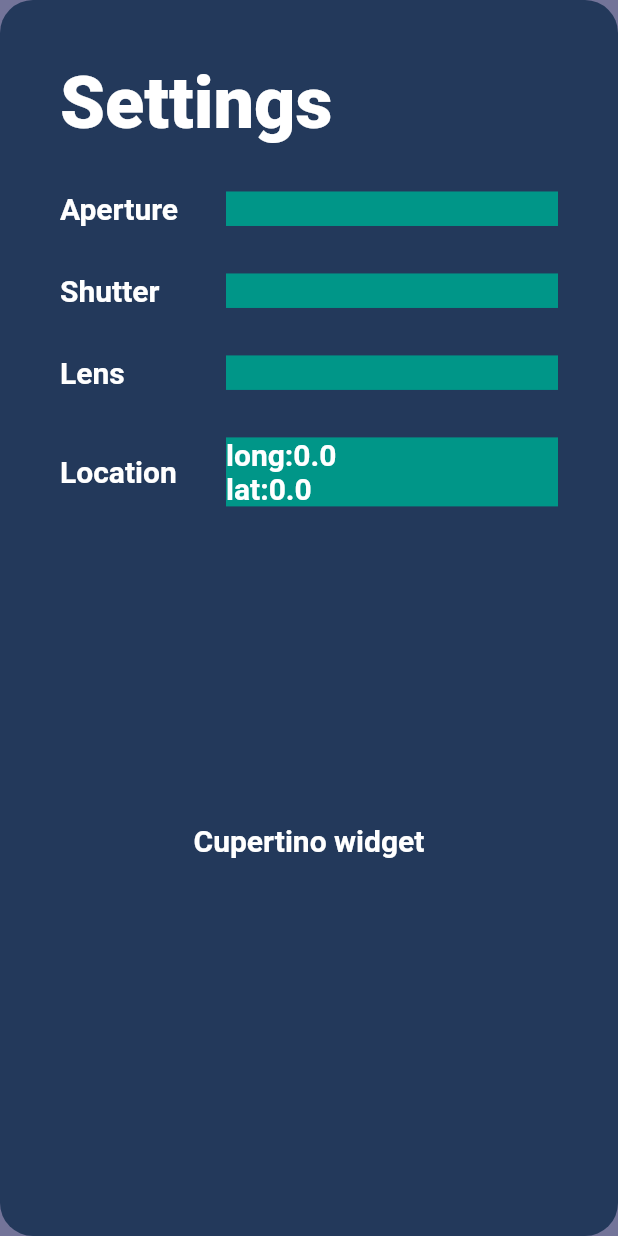
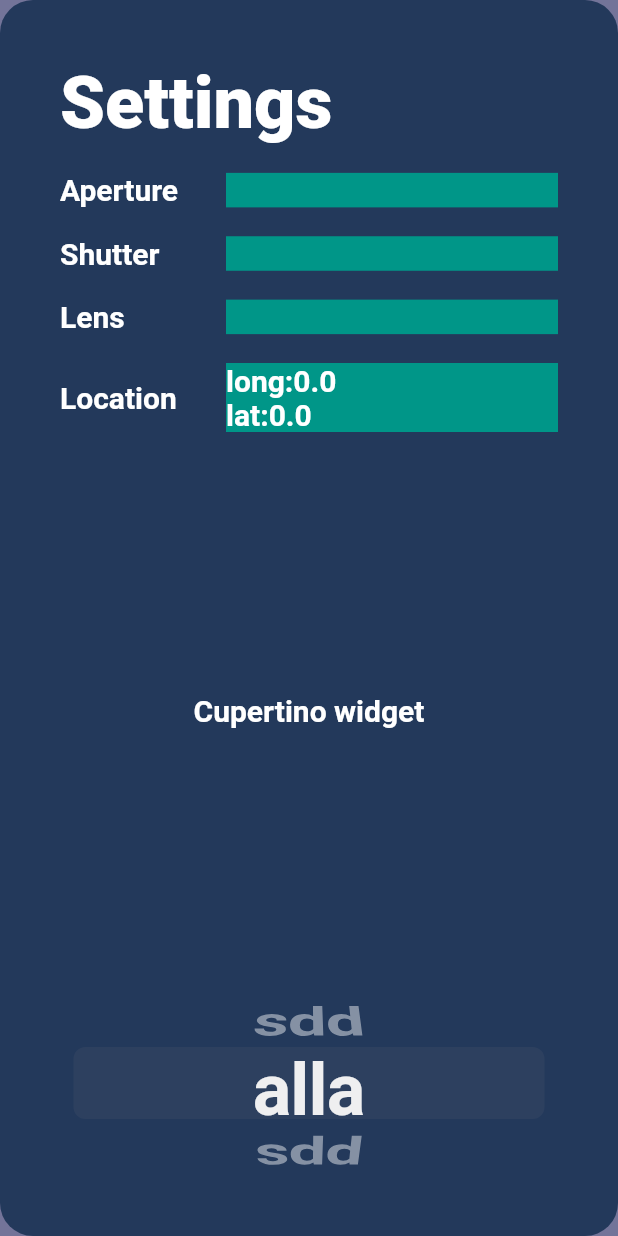
Before and after one commit to SteveTangO/film_camera_helper, a Flutter app: the SettingScreen screen opened directly, on a phone screen of 412 x 824 dp. Run offline on Flutter 3.47's test engine with Material 2 defaults, Android fonts, the phone set to English and light mode, and no system bars; our stand-ins replace animated_text_kit, geolocator, google_fonts, google_maps_flutter; missing offline and left inert: dotenv, flutter_widgets.

Commit message:
added cupertinopicker

```diff
--- a/lib/screens/setting_screen.dart
+++ b/lib/screens/setting_screen.dart
@@ -6,6 +6,7 @@ import 'package:geolocator/geolocator.dart';
 import 'package:film_camera_campanion/utilities/constants.dart';
 
 import '../utilities/constants.dart';
+import 'package:flutter/cupertino.dart';
 
 class SettingScreen extends StatefulWidget {
   @override
@@ -63,20 +64,9 @@ class _SettingScreenState extends State<SettingScreen> {
                               ),
                               Expanded(
                                 child: Container(
-                                  child: Text("",style: kbodytextstyle,),
-                                  color: Colors.teal,
-                                ),
-                                flex: 2,
-                              )
-                            ],
-                          ),
-                          Row(
-                            children: <Widget>[
-                              Expanded(child: Text("Shutter ",style: kbodytextstyle,),flex: 1,),
-                              Expanded(
-                                child: Container(
                                   child: Text(
-                                    "", style: kbodytextstyle,
+                                    "",
+                                    style: kbodytextstyle,
                                   ),
                                   color: Colors.teal,
                                 ),
@@ -86,11 +76,18 @@ class _SettingScreenState extends State<SettingScreen> {
                           ),
                           Row(
                             children: <Widget>[
-                              Expanded(child: Text("Lens ",style: kbodytextstyle,),flex: 1,),
+                              Expanded(
+                                child: Text(
+                                  "Shutter ",
+                                  style: kbodytextstyle,
+                                ),
+                                flex: 1,
+                              ),
                               Expanded(
                                 child: Container(
                                   child: Text(
-                                    "", style: kbodytextstyle,
+                                    "",
+                                    style: kbodytextstyle,
                                   ),
                                   color: Colors.teal,
                                 ),
@@ -100,7 +97,34 @@ class _SettingScreenState extends State<SettingScreen> {
                           ),
                           Row(
                             children: <Widget>[
-                              Expanded(child: Text("Location ",style: kbodytextstyle,),flex: 1,),
+                              Expanded(
+                                child: Text(
+                                  "Lens ",
+                                  style: kbodytextstyle,
+                                ),
+                                flex: 1,
+                              ),
+                              Expanded(
+                                child: Container(
+                                  child: Text(
+                                    "",
+                                    style: kbodytextstyle,
+                                  ),
+                                  color: Colors.teal,
+                                ),
+                                flex: 2,
+                              )
+                            ],
+                          ),
+                          Row(
+                            children: <Widget>[
+                              Expanded(
+                                child: Text(
+                                  "Location ",
+                                  style: kbodytextstyle,
+                                ),
+                                flex: 1,
+                              ),
                               Expanded(
                                 child: Container(
                                   child: Text(
@@ -118,8 +142,38 @@ class _SettingScreenState extends State<SettingScreen> {
                     ),
                     Expanded(
                       flex: 3,
-                      child: Center(child: Text("Cupertino widget",style: kbodytextstyle,),),
-                    )
+                      child: Center(
+                        child: Text(
+                          "Cupertino widget",
+                          style: kbodytextstyle,
+                        ),
+                      ),
+                    ),
+                    Expanded(
+                      flex: 1,
+                      child: Container(
+                        child: CupertinoPicker(
+                          backgroundColor: kinformationboardcolor,
+                          itemExtent: 48.0,
+                          diameterRatio: 1,
+                          useMagnifier: true,
+                          looping: true,
+                          onSelectedItemChanged: (selectedIndex) {
+                            print(selectedIndex);
+                          },
+                          children: [
+                            Text(
+                              'alla',
+                              style: kpickertextstyle,
+                            ),
+                            Text(
+                              'sdd',
+                              style: kpickertextstyle,
+                            ),
+                          ],
+                        ),
+                      ),
+                    ),
                   ],
                 ),
                 decoration: BoxDecoration(
--- a/lib/utilities/constants.dart
+++ b/lib/utilities/constants.dart
@@ -10,5 +10,7 @@ const kbodytextstyle =
     TextStyle(color: Colors.white, fontSize: 20, fontWeight: FontWeight.w600);
 const kfilmcardcolor = Color(0xFFC6C7CE);
 const kbackgroundcolor = Color(0xFF737499);
-const ksettingtextstyle = TextStyle(
-    color: Colors.white, fontSize: 48, fontWeight: FontWeight.w900);
+const ksettingtextstyle =
+    TextStyle(color: Colors.white, fontSize: 48, fontWeight: FontWeight.w900);
+const kpickertextstyle =
+    TextStyle(color: Colors.white, fontSize: 48, fontWeight: FontWeight.w600);
```
